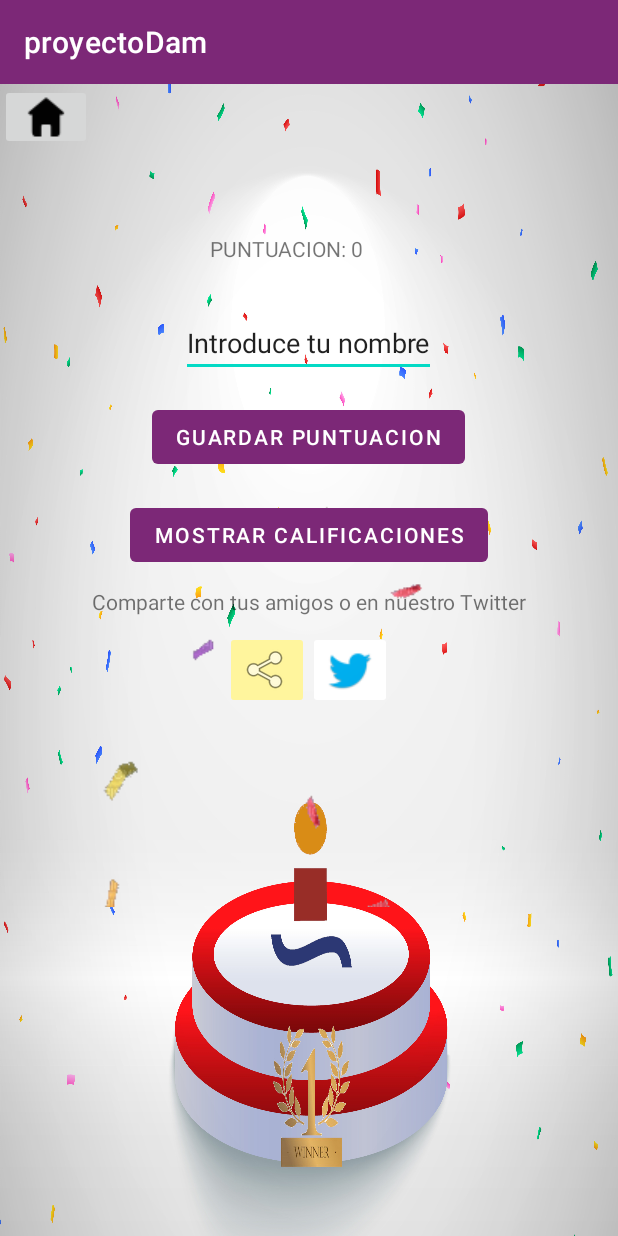
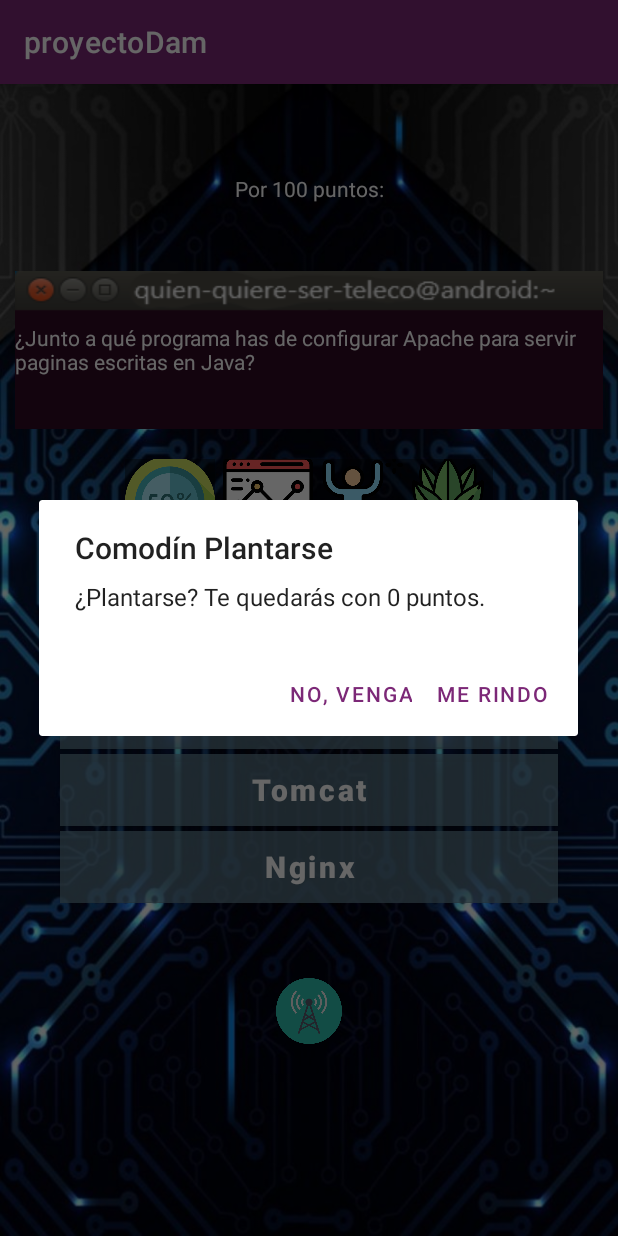
Before and after one commit to iyomigue/JuegoDam, an Android app: the MainActivity screen opened directly, with no data from a screen before it, after a tap on an icon or button, on a phone screen of 412 x 824 dp. Run offline under Robolectric (Android 15) with nearby library versions, the phone set to English and light mode, and no system bars.

Commit message:
musica, aviso plantar, progreso a medias

```diff
--- a/app/src/main/java/com/dam/proyecto/MainActivity.java
+++ b/app/src/main/java/com/dam/proyecto/MainActivity.java
@@ -15,11 +15,19 @@
 import android.media.MediaPlayer;
 import android.os.Bundle;
 import android.os.CountDownTimer;
+import android.provider.ContactsContract;
+import android.text.Layout;
 import android.util.Log;
+import android.view.LayoutInflater;
 import android.view.View;
+import android.view.ViewGroup;
 import android.widget.Button;
 import android.widget.ImageButton;
+import android.widget.ImageView;
+import android.widget.LinearLayout;
 import android.widget.TextView;
+
+import static com.dam.proyecto.R.color.material_on_background_disabled;
 
 public class MainActivity extends AppCompatActivity implements SensorEventListener {
 
@@ -71,9 +79,9 @@
         botonplantarse.setOnClickListener(new View.OnClickListener() {
             @Override
             public void onClick(View v) {
-                Intent intent = new Intent(MainActivity.this, PantallaFinal.class);
-                intent.putExtra("puntuacion", puntos);
-                startActivity(intent);
+                Dialog dialogoPlantarse = creaDialogoPlantarse(savedInstanceState);
+                dialogoPlantarse.show();
+
             }
         });
         botonpub = (ImageButton) findViewById(R.id.boton_publico);
@@ -127,31 +135,46 @@
         MuestraPregunta();
     }
 
-    private void MuestraPregunta(){
+    private void MuestraPregunta() {
         if (index > NPreguntas)
             Victoria();
         else {
             int numeroAleatorio;
             int bandera = 1;
-            do{
-                numeroAleatorio = (int) (Math.random() * ((NpreguntasBBDD+1) - 1)) + 1;
+            do {
+                numeroAleatorio = (int) (Math.random() * ((NpreguntasBBDD + 1) - 1)) + 1;
                 for (int element : array) {
                     if (element == numeroAleatorio) {
                         bandera = 0;
                         break;
-                    }else{bandera = 1;}
+                    } else {
+                        bandera = 1;
+                    }
                 }
-            }while (bandera != 1);
+            } while (bandera != 1);
 
             p = bd.obtenerPregunta(numeroAleatorio);
             a.setText(p.getA());
             b.setText(p.getB());
             c.setText(p.getC());
-            d.setText(p.getD());preg.setText(p.getPregunta());
-            puntuacion.setText("Por "+ (puntos + 100)+" puntos:");
-            array[index]=numeroAleatorio;
+            d.setText(p.getD());
+            preg.setText(p.getPregunta());
+            puntuacion.setText("Por " + (puntos + 100) + " puntos:");
+            array[index] = numeroAleatorio;
             index++;
+            //cojo el layout de progreso
+            LinearLayout progreso = (LinearLayout) findViewById(R.id.layout_progreso);
+            progreso.removeAllViews();
+
+            for(int i = 0; i<=index ; i++){
+                ImageButton antenita = new ImageButton(this);
+                antenita.setImageResource(R.drawable.antena);
+                antenita.setId(index);
+                antenita.setScaleType(ImageButton.ScaleType.FIT_CENTER);
+                antenita.setBackgroundColor(0);
+                progreso.addView(antenita);
             }
+        }
     }
 
     private void CompruebaPregunta(View view){
@@ -261,6 +284,27 @@
                     }
                 })
                 .setNegativeButton("Voy a pensar", new DialogInterface.OnClickListener() {
+                    public void onClick(DialogInterface dialog, int id) {
+                        // Se cancela el dialogo, no hace nada
+                    }
+                });
+        // Create the AlertDialog object and return it
+
+        return builder.create();
+    }
+    private Dialog creaDialogoPlantarse(Bundle savedInstanceState) {
+        AlertDialog.Builder builder = new AlertDialog.Builder(this);
+        builder.setTitle("Comodín Plantarse")
+                .setMessage("¿Plantarse? Te quedarás con " + puntos+ " puntos.")
+                .setPositiveButton("Me rindo", new DialogInterface.OnClickListener() {
+                    public void onClick(DialogInterface dialog, int id) {
+                        //
+                        Intent intent = new Intent(MainActivity.this, PantallaFinal.class);
+                        intent.putExtra("puntuacion", puntos);
+                        startActivity(intent);
+                    }
+                })
+                .setNegativeButton("No, venga", new DialogInterface.OnClickListener() {
                     public void onClick(DialogInterface dialog, int id) {
                         // Se cancela el dialogo, no hace nada
                     }
--- a/app/src/main/res/layout/pregunta.xml
+++ b/app/src/main/res/layout/pregunta.xml
@@ -182,10 +182,7 @@
             android:scaleType="fitXY"
             android:background="@color/material_on_background_disabled"
             />
-        <!--El codigo para añadir dinamicamente un boton seria:
-
-         -->
-        </LinearLayout>
+    </LinearLayout>
 
 
 </LinearLayout>
```
Also changed, not shown: app/src/main/java/com/dam/proyecto/PantallaFinal.java (+13 -1 lines).
